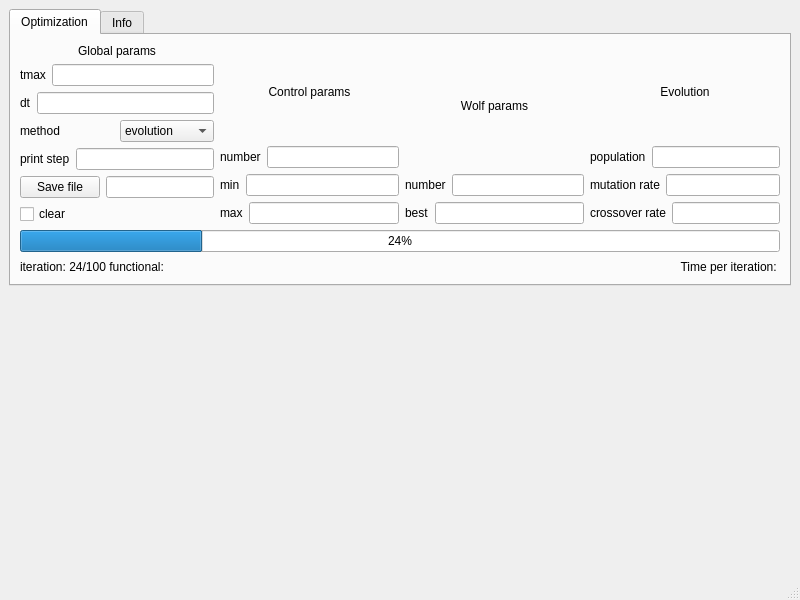
The window that src/window.ui (sonofR9/ml_control_sem3) describes before a commit, drawn with Qt 5.
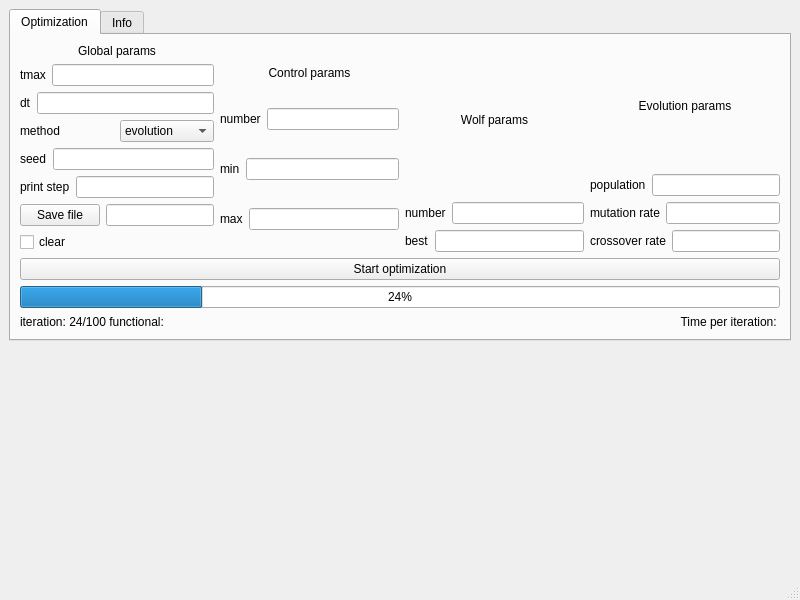
The same window after the commit.

Commit message: ADD evolution to configurable population size

The edit to the form file:
```diff
--- a/src/window.ui
+++ b/src/window.ui
@@ -113,6 +113,20 @@
               </item>
              </layout>
             </item>
+            <item>
+             <layout class="QHBoxLayout" name="horizontalLayout_17">
+              <item>
+               <widget class="QLabel" name="label_19">
+                <property name="text">
+                 <string>seed</string>
+                </property>
+               </widget>
+              </item>
+              <item>
+               <widget class="QLineEdit" name="lineEdit_13"/>
+              </item>
+             </layout>
+            </item>
             <item>
              <layout class="QHBoxLayout" name="horizontalLayout_9">
               <item>
@@ -164,6 +178,12 @@
             </property>
             <item>
              <widget class="QLabel" name="label_4">
+              <property name="sizePolicy">
+               <sizepolicy hsizetype="Preferred" vsizetype="Maximum">
+                <horstretch>0</horstretch>
+                <verstretch>0</verstretch>
+               </sizepolicy>
+              </property>
               <property name="text">
                <string>Control params</string>
               </property>
@@ -281,7 +301,7 @@
             <item>
              <widget class="QLabel" name="label_14">
               <property name="text">
-               <string>Evolution</string>
+               <string>Evolution params</string>
               </property>
               <property name="alignment">
                <set>Qt::AlignCenter</set>
@@ -337,6 +357,13 @@
           </item>
          </layout>
         </item>
+        <item>
+         <widget class="QPushButton" name="pushButton_2">
+          <property name="text">
+           <string>Start optimization</string>
+          </property>
+         </widget>
+        </item>
         <item>
          <widget class="QProgressBar" name="progressBar">
           <property name="value">
```
The commit also changes 5 other files.
